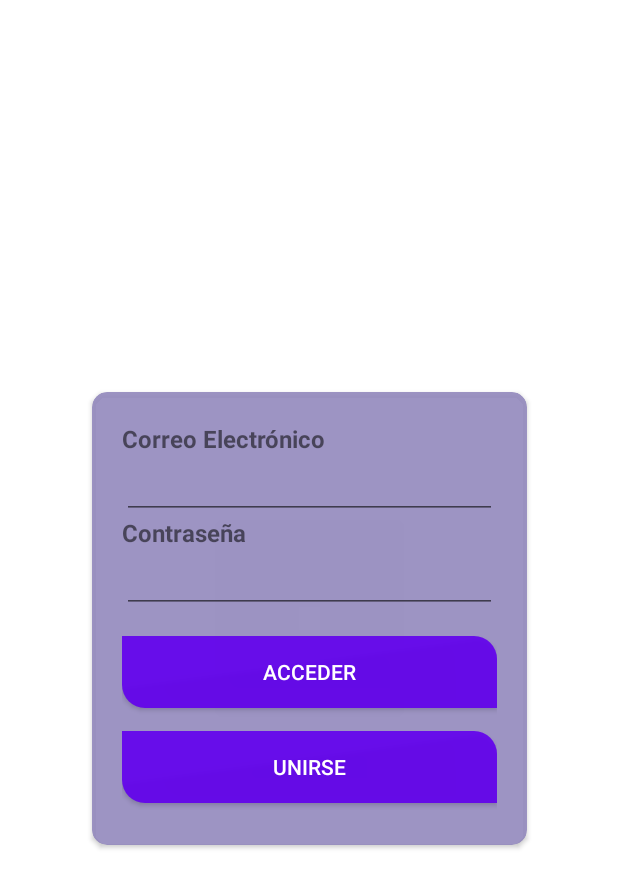
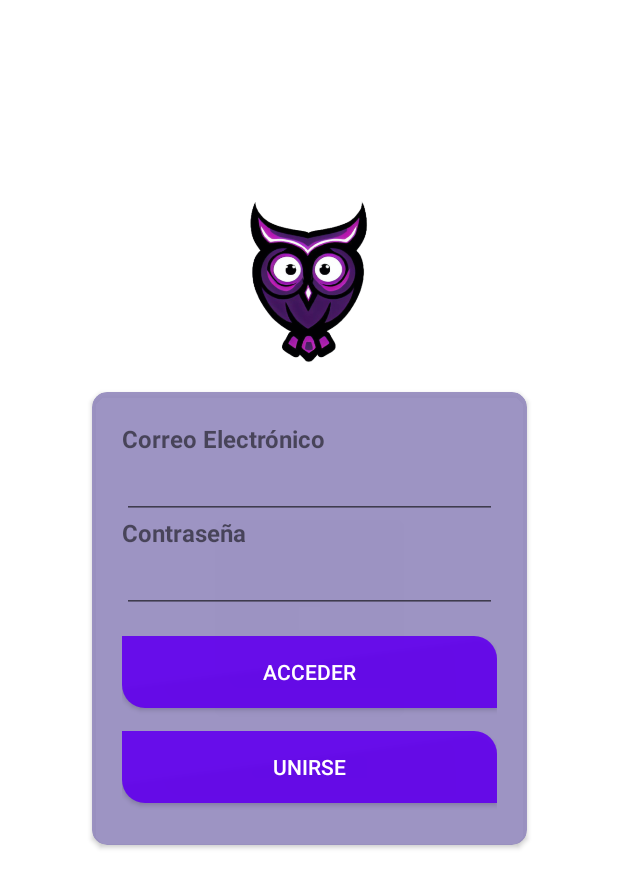
Before and after one commit to All506/smartio, an Android app: the screen it shows after launch (MainActivity), on a phone screen of 412 x 824 dp. Shown: the top 888 px of the screen. Run offline under Robolectric (Android 15) with nearby library versions, the phone set to English and light mode, and no system bars; our stand-ins replace data binding, navigation-ui.

Commit message:
Identidad
Se agrega logo que dará identidad a la aplicación móvil

```diff
--- a/SmartIO-App/app/src/main/AndroidManifest.xml
+++ b/SmartIO-App/app/src/main/AndroidManifest.xml
@@ -6,16 +6,16 @@
 
     <application
         android:allowBackup="true"
-        android:icon="@mipmap/ic_launcher"
+        android:icon="@mipmap/logo_smartio"
         android:label="@string/app_name"
-        android:roundIcon="@mipmap/ic_launcher_round"
+        android:roundIcon="@mipmap/logo_smartio"
         android:supportsRtl="true"
         android:theme="@style/Theme.Smartio">
         <activity
             android:name=".HomeActivity"
             android:exported="false" />
         <activity
-            android:name=".SignUpActivity"
+            android:name=".signUpActivity"
             android:exported="true" />
         <activity
             android:name=".MainActivity"
--- a/SmartIO-App/app/src/main/java/com/example/smartio/ui/questions/QuestionsFragment.kt
+++ b/SmartIO-App/app/src/main/java/com/example/smartio/ui/questions/QuestionsFragment.kt
@@ -87,9 +87,9 @@ class QuestionsFragment : Fragment() {
                 checkBox.scaleY = 1.2f
 
                 if (i<18) {
+                    containerChecks2.addView(checkBox)
+                }else{
                     containerChecks.addView(checkBox)
-                }else{
-                    containerChecks2.addView(checkBox)
                 }
 
             }
--- a/SmartIO-App/app/src/main/res/layout/fragment_login.xml
+++ b/SmartIO-App/app/src/main/res/layout/fragment_login.xml
@@ -22,9 +22,10 @@
             app:layout_constraintTop_toTopOf="parent" />
 
         <androidx.cardview.widget.CardView
+            android:id="@+id/cardView"
             android:layout_width="wrap_content"
+
             android:layout_height="wrap_content"
-
             android:backgroundTint="#E9948ABE"
             app:cardCornerRadius="10dp"
             app:layout_constraintBottom_toBottomOf="parent"
@@ -113,6 +114,18 @@
                     app:layout_constraintStart_toStartOf="@+id/btnLogin" />
 
             </androidx.constraintlayout.widget.ConstraintLayout>
+
         </androidx.cardview.widget.CardView>
+
+        <ImageView
+            android:id="@+id/imageView2"
+            android:layout_width="0dp"
+            android:layout_height="150dp"
+            app:layout_constraintBottom_toTopOf="@+id/cardView"
+
+            app:layout_constraintEnd_toEndOf="@+id/cardView"
+            app:layout_constraintStart_toStartOf="@+id/cardView"
+            app:srcCompat="@drawable/smartio" />
+
     </androidx.constraintlayout.widget.ConstraintLayout>
 </layout>
```
Also changed, not shown: SmartIO-App/app/src/main/res/layout/fragment_sign_up.xml (+9 -0 lines), SmartIO-App/app/src/main/res/drawable/smartio.png (added), SmartIO-App/app/src/main/res/mipmap-xxxhdpi/logo_smartio.png (added).
